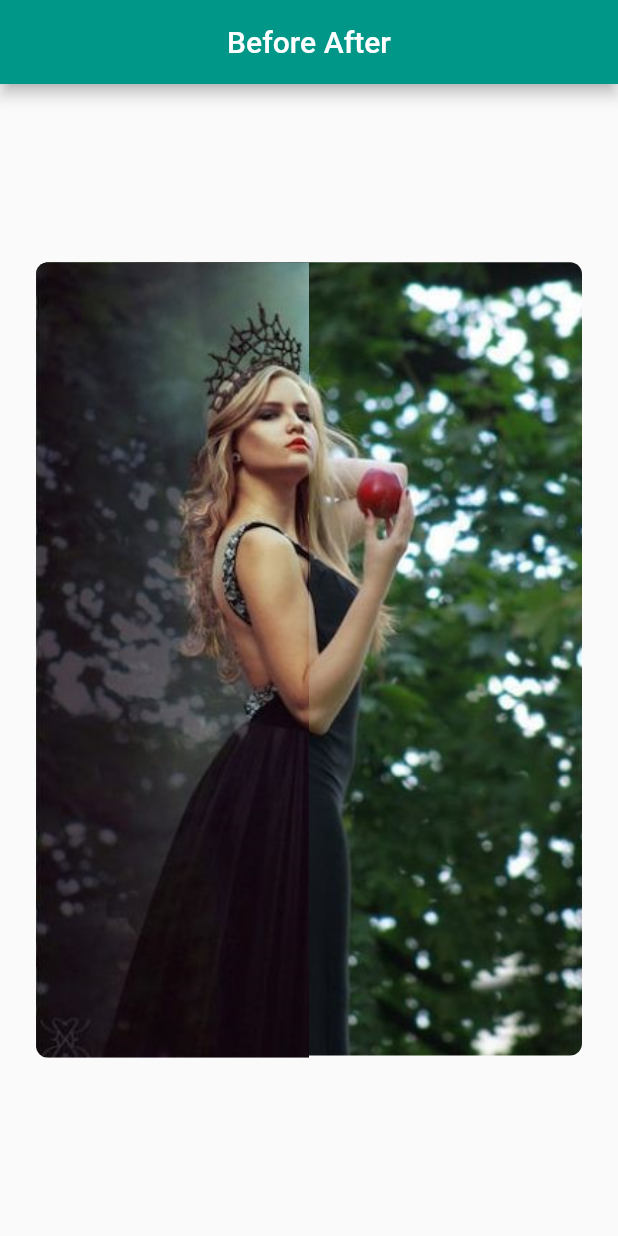
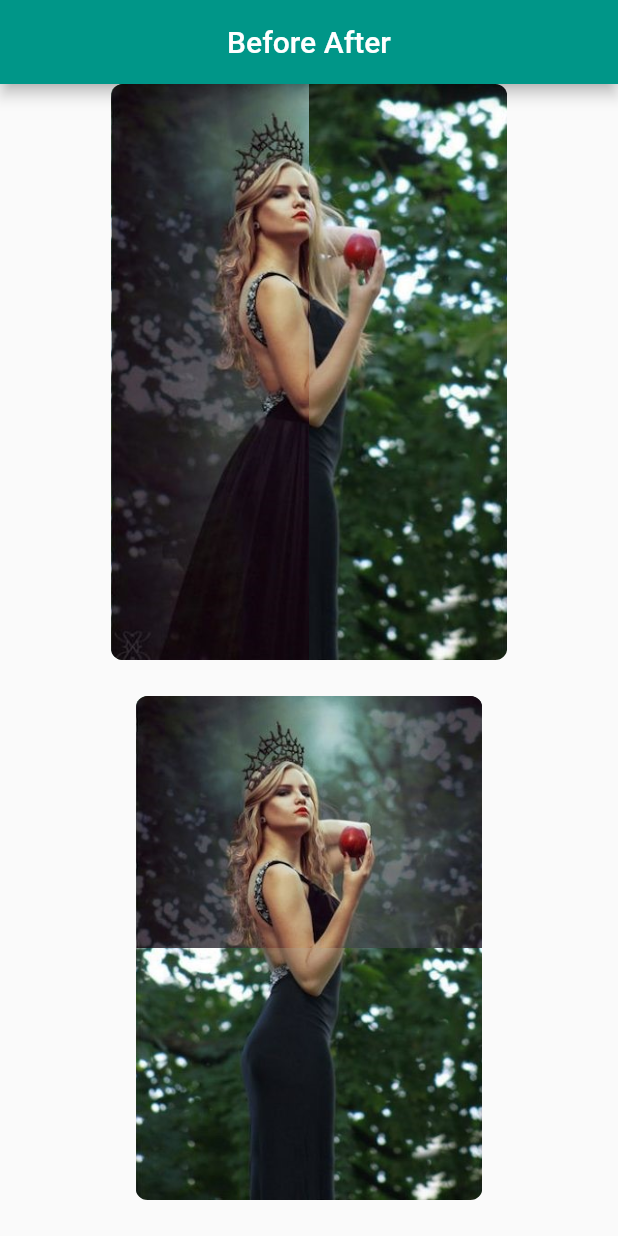
Before and after one commit to xsahil03x/before_after, a Flutter app: the screen it shows after launch, on a phone screen of 412 x 824 dp. Run offline on Flutter 3.47's test engine with Material 2 defaults, Android fonts, the phone set to English and light mode, and no system bars.

Commit message:
Added vertical slider support

```diff
--- a/example/lib/main.dart
+++ b/example/lib/main.dart
@@ -22,14 +22,28 @@ class MyHomePage extends StatelessWidget {
   Widget build(BuildContext context) {
     return Scaffold(
       appBar: AppBar(title: Text('Before After'), centerTitle: true),
-      body: Column(
-        mainAxisAlignment: MainAxisAlignment.spaceEvenly,
-        children: <Widget>[
-          BeforeAfter(
-            beforeImage: Image.asset('assets/after.jpg'),
-            afterImage: Image.asset('assets/before.jpg'),
-          ),
-        ],
+      body: Center(
+        child: Column(
+          mainAxisAlignment: MainAxisAlignment.center,
+          children: <Widget>[
+            Expanded(
+              flex: 1,
+              child: BeforeAfter(
+                beforeImage: Image.asset('assets/after.jpg'),
+                afterImage: Image.asset('assets/before.jpg'),
+                sliderOrientation: SliderOrientation.horizontal,
+              ),
+            ),
+            Expanded(
+              flex: 1,
+              child: BeforeAfter(
+                beforeImage: Image.asset('assets/after.jpg'),
+                afterImage: Image.asset('assets/before.jpg'),
+                sliderOrientation: SliderOrientation.vertical,
+              ),
+            ),
+          ],
+        ),
       ),
     );
   }
--- a/lib/src/custom_widget.dart
+++ b/lib/src/custom_widget.dart
@@ -1,5 +1,7 @@
 import 'package:before_after/src/rect_clipper.dart';
 import 'package:flutter/material.dart';
+
+enum SliderOrientation { vertical, horizontal }
 
 class BeforeAfter extends StatefulWidget {
   final Widget beforeImage;
@@ -10,9 +12,9 @@ class BeforeAfter extends StatefulWidget {
   final Color thumbColor;
   final double thumbRadius;
   final Color overlayColor;
-
-  const BeforeAfter({
-    Key key,
+  final SliderOrientation sliderOrientation;
+  const BeforeAfter(
+      {Key key,
       @required this.beforeImage,
       @required this.afterImage,
       this.imageHeight,
@@ -21,8 +23,10 @@ class BeforeAfter extends StatefulWidget {
       this.thumbColor = Colors.white,
       this.thumbRadius = 16.0,
       this.overlayColor,
-  })  : assert(beforeImage != null),
+      this.sliderOrientation = SliderOrientation.horizontal})
+      : assert(beforeImage != null),
         assert(afterImage != null),
+        assert(sliderOrientation != null),
         super(key: key);
 
   @override
@@ -31,13 +35,15 @@ class BeforeAfter extends StatefulWidget {
 
 class _BeforeAfterState extends State<BeforeAfter> {
   double _clipFactor = 0.5;
-
   @override
   Widget build(BuildContext context) {
     return Stack(
+      alignment: Alignment.center,
       children: <Widget>[
         Padding(
-          padding: const EdgeInsets.symmetric(horizontal: 24.0),
+          padding: widget.sliderOrientation == SliderOrientation.vertical
+              ? const EdgeInsets.symmetric(vertical: 24.0)
+              : const EdgeInsets.symmetric(horizontal: 24.0),
           child: SizedImage(
             widget.afterImage,
             widget.imageHeight,
@@ -46,9 +52,13 @@ class _BeforeAfterState extends State<BeforeAfter> {
           ),
         ),
         Padding(
-          padding: const EdgeInsets.symmetric(horizontal: 24.0),
+          padding: widget.sliderOrientation == SliderOrientation.vertical
+              ? const EdgeInsets.symmetric(vertical: 24.0)
+              : const EdgeInsets.symmetric(horizontal: 24.0),
           child: ClipPath(
-            clipper: RectClipper(_clipFactor),
+            clipper: widget.sliderOrientation == SliderOrientation.vertical
+                ? RectClipperVertical(_clipFactor)
+                : RectClipper(_clipFactor),
             child: SizedImage(
               widget.beforeImage,
               widget.imageHeight,
@@ -57,11 +67,7 @@ class _BeforeAfterState extends State<BeforeAfter> {
             ),
           ),
         ),
-        Positioned(
-          top: 0.0,
-          bottom: 0.0,
-          right: 0.0,
-          left: 0.0,
+        Positioned.fill(
           child: SliderTheme(
             data: SliderThemeData(
               overlayColor: widget.overlayColor,
@@ -70,7 +76,16 @@ class _BeforeAfterState extends State<BeforeAfter> {
               activeTrackColor: Colors.transparent,
               inactiveTrackColor: Colors.transparent,
             ),
+            child: widget.sliderOrientation == SliderOrientation.vertical
+                ? RotatedBox(
+                    quarterTurns: 1,
                     child: Slider(
+                      value: _clipFactor,
+                      onChanged: (double factor) =>
+                          setState(() => this._clipFactor = factor),
+                    ),
+                  )
+                : Slider(
                     value: _clipFactor,
                     onChanged: (double factor) =>
                         setState(() => this._clipFactor = factor),
--- a/lib/src/rect_clipper.dart
+++ b/lib/src/rect_clipper.dart
@@ -18,3 +18,22 @@ class RectClipper extends CustomClipper<Path> {
   @override
   bool shouldReclip(CustomClipper<Path> oldClipper) => true;
 }
+
+class RectClipperVertical extends CustomClipper<Path> {
+  final double clipFactor;
+
+  RectClipperVertical(this.clipFactor);
+
+  @override
+  Path getClip(Size size) {
+    Path path = Path();
+    path.lineTo(0.0, size.height * clipFactor);
+    path.lineTo(size.width, size.height * clipFactor);
+    path.lineTo(size.width, 0.0);
+    path.close();
+    return path;
+  }
+
+  @override
+  bool shouldReclip(CustomClipper<Path> oldClipper) => true;
+}
```
Also changed, not shown: example/pubspec.lock, pubspec.lock. Lines whose indentation alone changed are shown as unchanged.
